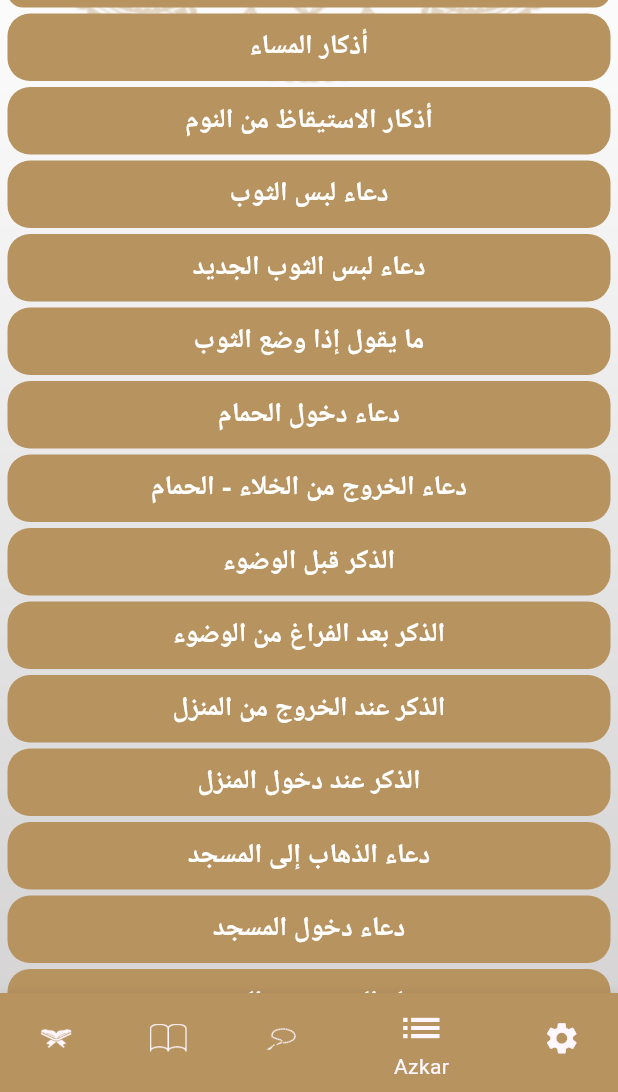
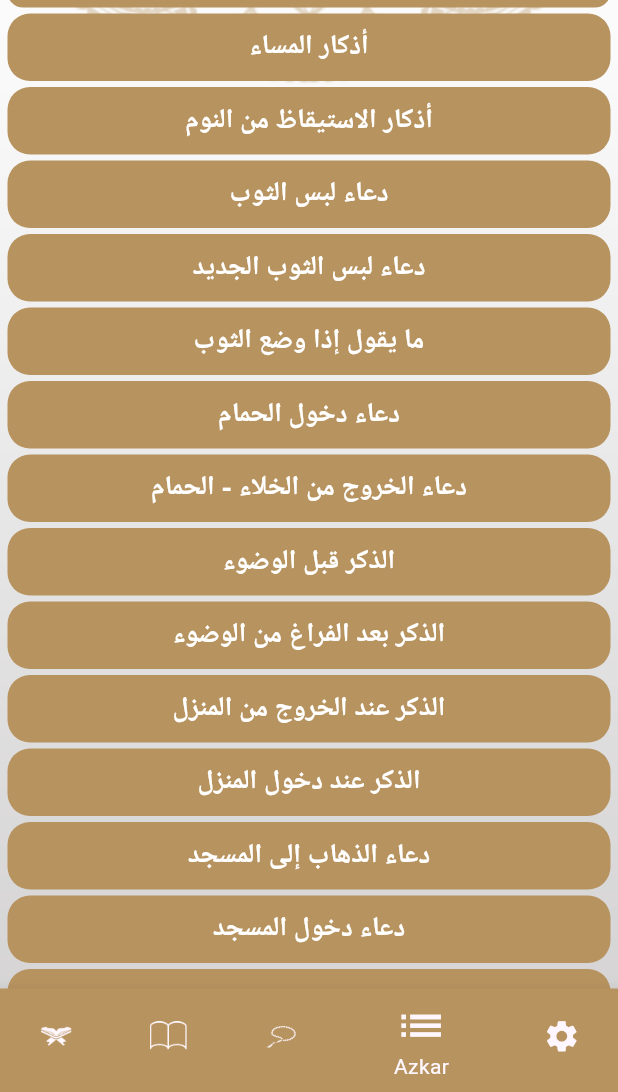
Before and after one commit to si3aa/Islami_app, a Flutter app: the screen it shows after launch, item 4 of the bottom bar chosen, on a phone screen of 412 x 824 dp, the part 144-1236 px from its top. Run offline on Flutter 3.47's test engine with Material 3 defaults, Android fonts, the phone set to English and light mode, and no system bars; generated files the repository leaves out were written again.

Commit message:
run upgrade

```diff
--- a/lib/ui/screens/details/details.dart
+++ b/lib/ui/screens/details/details.dart
@@ -35,6 +35,9 @@ class _DetailScreenState extends State<DetailScreen> {
       ),
       child: Scaffold(
         appBar: AppBar(
+           iconTheme: IconThemeData(
+            color:settingsProvider.isDarkMode()? AppColors.white:AppColors.accent,
+          ),
           elevation: 0,
           backgroundColor: AppColors.transparent,
           centerTitle: true,
--- a/lib/ui/screens/home_screen/tabs/azkar/main_zekr.dart
+++ b/lib/ui/screens/home_screen/tabs/azkar/main_zekr.dart
@@ -2,10 +2,17 @@ import 'package:app3/ui/screens/home_screen/tabs/azkar/zekr_detail.dart';
 import 'package:app3/ui/utils/azkar.dart';
 import 'package:flutter/material.dart';
 
-class MainZekr extends StatelessWidget {
+var selectedTitle = '';
+
+class MainZekr extends StatefulWidget {
   const MainZekr({super.key});
   static String routeName = 'zekr';
 
+  @override
+  State<MainZekr> createState() => _MainZekrState();
+}
+
+class _MainZekrState extends State<MainZekr> {
   @override
   Widget build(BuildContext context) {
     var zekrCategoryTitle = azkarjason
@@ -51,9 +58,10 @@ class MainZekr extends StatelessWidget {
               ),
             ),
             onTap: () {
-              Navigator.pushNamed(
-                context,ZekrDetail.routeName
-              );
+              setState(() {
+                selectedTitle = zekrCategoryTitle[index]!;
+              });
+              Navigator.pushNamed(context, ZekrDetail.routeName);
             },
           ),
         );
--- a/lib/ui/utils/app_theme.dart
+++ b/lib/ui/utils/app_theme.dart
@@ -28,7 +28,7 @@ abstract class AppTheme {
       titleTextStyle: appBArTitleTextStyle,
     ),
     bottomNavigationBarTheme: const BottomNavigationBarThemeData(
-      selectedIconTheme: IconThemeData(size: 32),
+      selectedIconTheme: IconThemeData(size: 35),
       unselectedIconTheme: IconThemeData(size: 25),
     ),
     scaffoldBackgroundColor: AppColors.transparent,
@@ -51,8 +51,8 @@ abstract class AppTheme {
     ),
     scaffoldBackgroundColor: AppColors.transparent,
     bottomNavigationBarTheme: const BottomNavigationBarThemeData(
-        selectedIconTheme: IconThemeData(size: 32),
-        unselectedIconTheme: IconThemeData(size: 32),
+        selectedIconTheme: IconThemeData(size: 35),
+        unselectedIconTheme: IconThemeData(size: 25),
         selectedItemColor: AppColors.yellow),
     textTheme: TextTheme(
       bodySmall: suraNameTextStyle.copyWith(color: Colors.white),
--- a/pubspec.yaml
+++ b/pubspec.yaml
@@ -36,6 +36,7 @@ dependencies:
     sdk: flutter
   intl: any
   provider: ^6.1.2
+  shared_preferences: ^2.0.6
 
 dev_dependencies:
 
```
Also changed, not shown: lib/ui/screens/home_screen/tabs/azkar/zekr_detail.dart (+36 -1 lines), lib/ui/screens/home_screen/tabs/setting/setting.dart (+4 -3 lines), lib/ui/screens/splash_screen/splash_screen.dart (+4 -8 lines), pubspec.lock, 1 other file.
